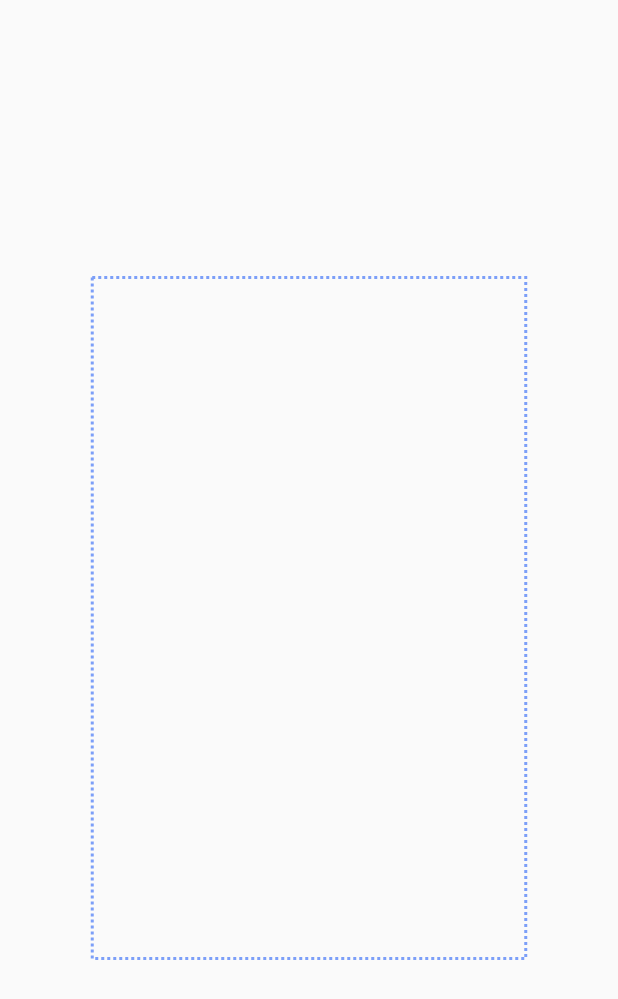
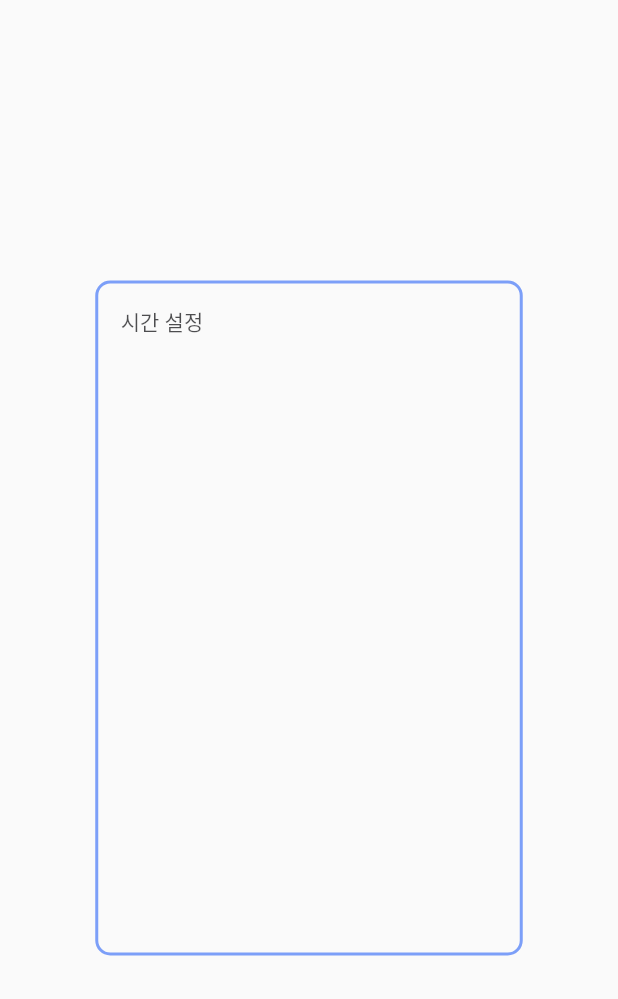
Before and after one commit to dsc-sookmyung/2021-TimmyRoom-JANSORI, a Flutter app: the screen it shows after launch, on a phone screen of 412 x 824 dp. Shown: the top 999 px of the screen. Run offline on Flutter 3.47's test engine with Material 2 defaults, Android fonts, the phone set to English and light mode, and no system bars; drawn by our look-alikes of dotted_border.

Commit message:
flutter upgrade 전 commit

```diff
--- a/timmyroom_jansori/lib/page3.dart
+++ b/timmyroom_jansori/lib/page3.dart
@@ -1,6 +1,5 @@
 import 'package:flutter/material.dart';
 
-import 'package:dotted_border/dotted_border.dart';
 
 
 class Page3 extends StatelessWidget{
@@ -21,15 +20,52 @@ class Page3 extends StatelessWidget{
   Widget popup(){
     return Center(
       child:
-        DottedBorder(
-          strokeWidth: 2,
-          dashPattern: [2, 2],
-          color: Color.fromRGBO(93, 136, 248, 0.8),
-          child:
-            Container(
-              width: 285,
-              height: 450,
-            ),
+          Container(
+            width: 285,
+            height: 450,
+            decoration:
+              BoxDecoration(
+                border: Border.all(
+                  width: 2,
+                  color: Color.fromRGBO(93, 136, 248, 0.8),
+                ),
+                borderRadius: BorderRadius.all(
+                  Radius.circular(10),
+                ),
+              ),
+            child:
+              Container(
+                width: 255,
+                margin: EdgeInsets.all(15),
+                child:
+                  timeSetting(),
+              ),
+          ),
+    );
+  }
+
+  Widget timeSetting(){
+    return Container(
+      width: 255,
+      // height: 103.25,
+      /*
+      decoration: BoxDecoration(
+        border: Border.all(
+        width: 2,
+        color: Color.fromRGBO(93, 136, 248, 0.8),
+      )),
+      */
+      child:
+        Text(
+          "시간 설정",
+          style: TextStyle(
+            fontFamily: 'Roboto',
+            fontStyle: FontStyle.normal,
+            fontSize: 14,
+            fontWeight: FontWeight.w400,
+            color: Color.fromRGBO(4, 4, 7, 0.7),
+            height: 1.4,
+          ),
         ),
     );
   }
```
Also changed, not shown: timmyroom_jansori/pubspec.yaml (+13 -30 lines), timmyroom_jansori/fonts/Roboto-Bold.ttf (added), timmyroom_jansori/fonts/Roboto-Regular.ttf (added), timmyroom_jansori/fonts/RobotoMono-Regular.ttf (added).
